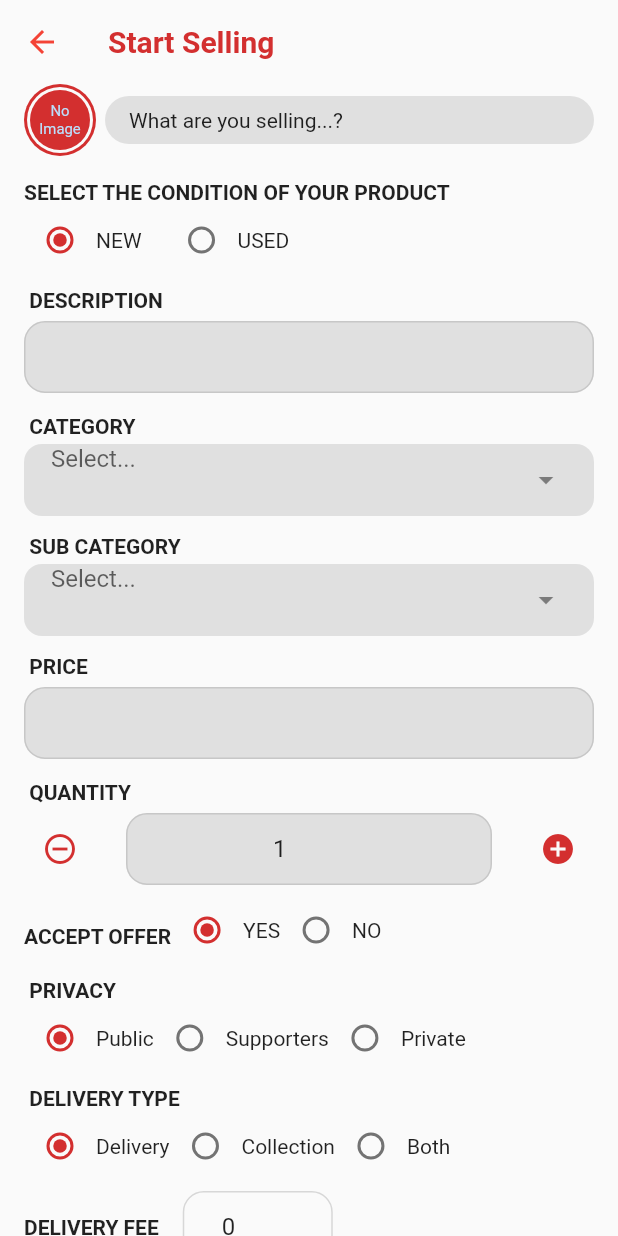
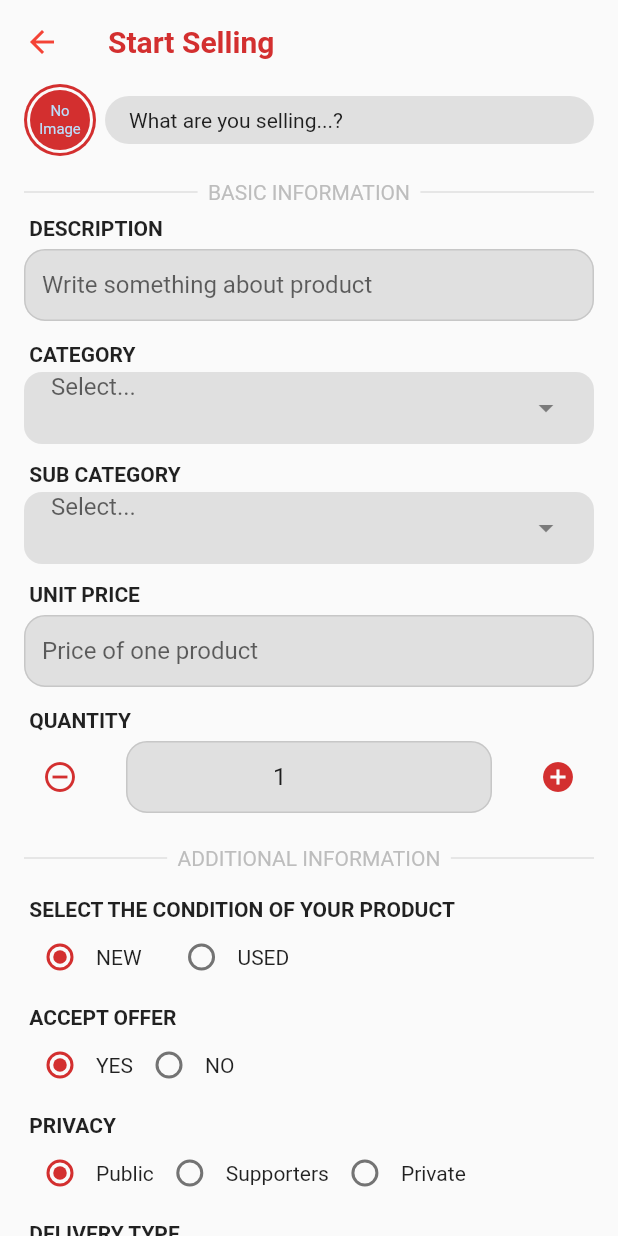
Before and after one commit to askabdulhaseeb/sellout-user, a Flutter app: the AddPage screen opened directly, on a phone screen of 412 x 824 dp. Run offline on Flutter 3.47's test engine with Material 2 defaults, Android fonts, the phone set to English and light mode, and no system bars; drawn by our look-alikes of dropdown_search; our stand-ins replace cloud_firestore, extended_image, firebase_auth, firebase_core, firebase_storage, fluttertoast and 4 more; accounts and stored records are empty.

Commit message:
improve the add product screen UI.

```diff
--- a/lib/screens/main_screen/pages/add_page.dart
+++ b/lib/screens/main_screen/pages/add_page.dart
@@ -104,16 +104,15 @@ class _AddPageState extends State<AddPage> {
       crossAxisAlignment: CrossAxisAlignment.start,
       children: <Widget>[
         const SizedBox(height: 16),
-        Text(
-          'Select the Condition of your product'.toUpperCase(),
-          style: const TextStyle(fontWeight: FontWeight.bold),
-        ),
-        ProdConditionWidget(
-          onChanged: (ProdConditionEnum? p0) => _condition = p0!,
-        ),
+        _additionalInformation('Basic information'),
         _titleText('Description'.toUpperCase()),
         CustomTextFormField(
           controller: _description,
+          minLines: 1,
+          maxLines: 5,
+          hint: 'Write something about product',
+          textInputAction: TextInputAction.newline,
+          keyboardType: TextInputType.multiline,
           validator: (String? p0) => null,
         ),
         _titleText('Category'.toUpperCase()),
@@ -135,18 +134,25 @@ class _AddPageState extends State<AddPage> {
           selectedItem: category.selectedSubCategory,
           onChanged: (ProdSubCategory? update) {},
         ),
-        _titleText('Price'.toUpperCase()),
+        _titleText('Unit Price'.toUpperCase()),
         CustomTextFormField(
           controller: _price,
+          hint: 'Price of one product',
           validator: (String? value) => CustomValidator.isEmpty(value),
           keyboardType: TextInputType.number,
           textInputAction: TextInputAction.next,
         ),
         _titleText('Quantity'.toUpperCase()),
         _quantityTextFormField(),
-        ProdAcceptOfferWidget(
-          onChanged: (bool p0) => _acceptOffer = p0,
+        const SizedBox(height: 16),
+        _additionalInformation('additional information'),
+        const SizedBox(height: 10),
+        _titleText('Select the Condition of your product'.toUpperCase()),
+        ProdConditionWidget(
+          onChanged: (ProdConditionEnum? p0) => _condition = p0!,
         ),
+        _titleText('Accept Offer'.toUpperCase()),
+        ProdAcceptOfferWidget(onChanged: (bool p0) => _acceptOffer = p0),
         _titleText('Privacy'.toUpperCase()),
         ProdPrivacyWidget(
           onChanged: (ProdPrivacyTypeEnum? p0) {
@@ -172,7 +178,7 @@ class _AddPageState extends State<AddPage> {
             ),
             const SizedBox(width: 16),
             SizedBox(
-              width: 100,
+              width: 120,
               child: CustomTextFormField(
                 controller: _deliveryFee,
                 showPrefixIcon: false,
@@ -189,6 +195,31 @@ class _AddPageState extends State<AddPage> {
         const Text(
           'Please note that all delivery must be track and signed for. Please keep that in account when deciding delivery fee.\nThank you.',
           style: TextStyle(fontSize: 12),
+        ),
+      ],
+    );
+  }
+
+  Row _additionalInformation(String title) {
+    return Row(
+      children: <Widget>[
+        Flexible(
+          child: Container(
+            width: double.infinity,
+            height: 1,
+            color: Colors.grey[300],
+          ),
+        ),
+        Text(
+          '  $title  '.toUpperCase(),
+          style: TextStyle(color: Colors.grey[400]),
+        ),
+        Flexible(
+          child: Container(
+            width: double.infinity,
+            height: 1,
+            color: Colors.grey[300],
+          ),
         ),
       ],
     );
--- a/lib/widgets/custom_textformfield.dart
+++ b/lib/widgets/custom_textformfield.dart
@@ -12,6 +12,8 @@ class CustomTextFormField extends StatefulWidget {
     this.initialValue,
     this.hint,
     this.color,
+    this.minLines = 1,
+    this.maxLines = 1,
     this.showPrefixIcon = true,
     this.readOnly = false,
     this.autoFocus = false,
@@ -25,6 +27,8 @@ class CustomTextFormField extends StatefulWidget {
   final void Function(String)? onChanged;
   final bool showPrefixIcon;
   final String? Function(String? value)? validator;
+  final int? minLines;
+  final int? maxLines;
   final Color? color;
   final String? initialValue;
   final String? hint;
@@ -55,7 +59,7 @@ class CustomTextFormFieldState extends State<CustomTextFormField> {
       margin: const EdgeInsets.symmetric(vertical: 6),
       decoration: BoxDecoration(
         borderRadius: BorderRadius.circular(14),
-        color: widget.color?? Colors.grey[300],
+        color: widget.color ?? Colors.grey[300],
       ),
       child: TextFormField(
         initialValue: widget.initialValue,
@@ -66,6 +70,8 @@ class CustomTextFormFieldState extends State<CustomTextFormField> {
         autofocus: widget.autoFocus,
         textAlign: widget.textAlign,
         onChanged: widget.onChanged,
+        minLines: widget.minLines,
+        maxLines: widget.maxLines,
         validator: (String? value) => widget.validator!(value),
         cursorColor: Theme.of(context).colorScheme.secondary,
         decoration: InputDecoration(
--- a/lib/widgets/product/prod_accept_offer.dart
+++ b/lib/widgets/product/prod_accept_offer.dart
@@ -17,15 +17,15 @@ class _ProdAcceptOfferWidgetState extends State<ProdAcceptOfferWidget> {
   Widget build(BuildContext context) {
     return Row(
       children: <Widget>[
-        Padding(
-          padding: const EdgeInsets.only(top: 8),
-          child: Text(
-            'Accept Offer'.toUpperCase(),
-            style: const TextStyle(
-              fontWeight: FontWeight.bold,
-            ),
-          ),
-        ),
+        // Padding(
+        //   padding: const EdgeInsets.only(top: 8),
+        //   child: Text(
+        //     'Accept Offer'.toUpperCase(),
+        //     style: const TextStyle(
+        //       fontWeight: FontWeight.bold,
+        //     ),
+        //   ),
+        // ),
         InkWell(
           onTap: () {
             setState(() {
```
